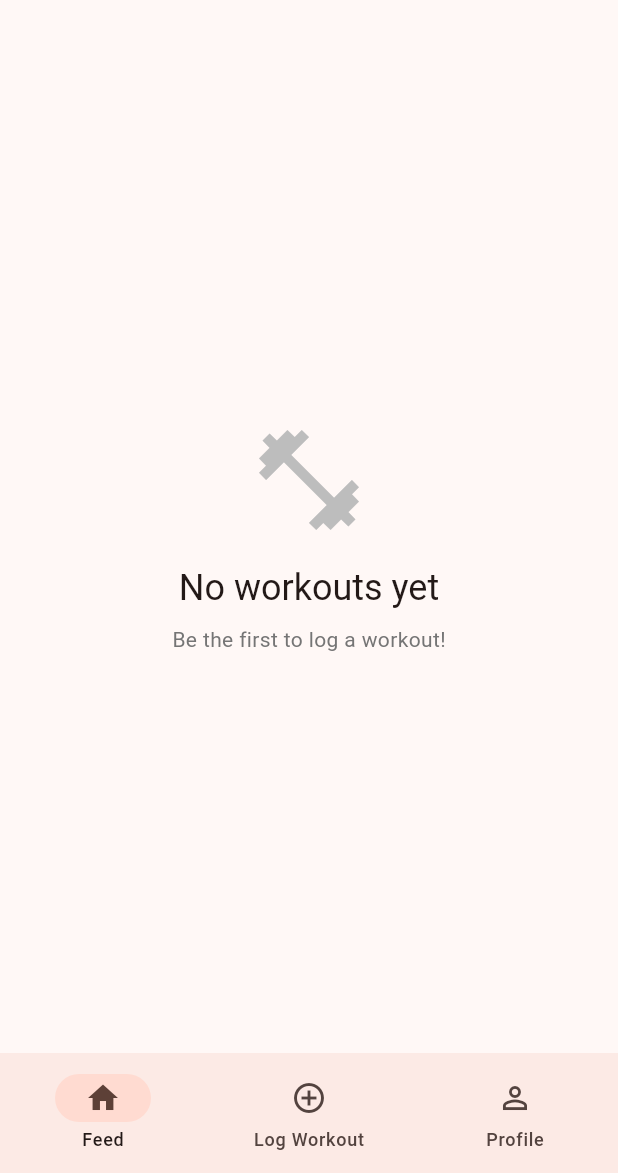
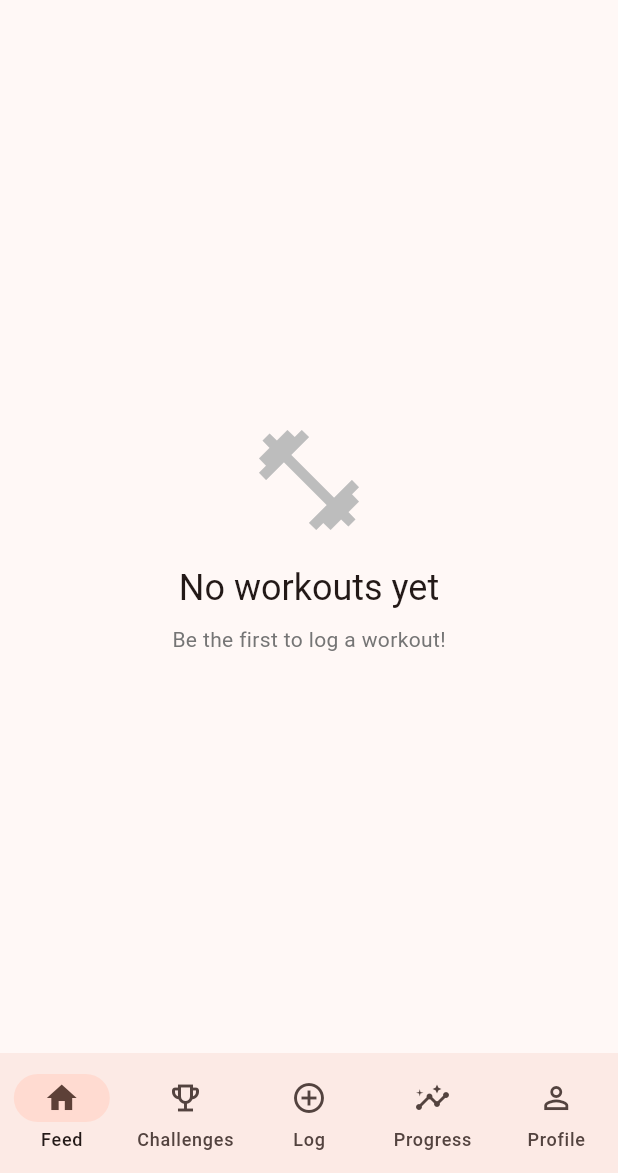
Before and after one commit to rishitaido/MAD_Project2, a Flutter app: the screen it shows once a user with an empty profile is signed in, on a phone screen of 412 x 824 dp, the part 63-1236 px from its top. Run offline on Flutter 3.47's test engine with Material 3 defaults, Android fonts, the phone set to English and light mode, and no system bars; our stand-ins replace cloud_firestore, firebase_auth, firebase_core, fl_chart, google_sign_in; accounts and stored records are empty.

Commit message:
Changed that werent commited in my branch

```diff
--- a/lib/screens/main_screen.dart
+++ b/lib/screens/main_screen.dart
@@ -1,6 +1,8 @@
 import 'package:flutter/material.dart';
 import 'home/feed_screen.dart';
+import 'home/challenges_screen.dart';
 import 'home/log_workout_screen.dart';
+import 'home/progress_screen.dart';
 import 'home/profile_screen.dart';
 
 class MainScreen extends StatefulWidget {
@@ -15,7 +17,9 @@ class _MainScreenState extends State<MainScreen> {
 
   final List<Widget> _screens = [
     const FeedScreen(),
+    const ChallengesScreen(),
     const LogWorkoutScreen(),
+    const ProgressScreen(),
     const ProfileScreen(),
   ];
 
@@ -35,9 +39,19 @@ class _MainScreenState extends State<MainScreen> {
             label: 'Feed',
           ),
           NavigationDestination(
+            icon: Icon(Icons.emoji_events_outlined),
+            selectedIcon: Icon(Icons.emoji_events),
+            label: 'Challenges',
+          ),
+          NavigationDestination(
             icon: Icon(Icons.add_circle_outline),
             selectedIcon: Icon(Icons.add_circle),
-            label: 'Log Workout',
+            label: 'Log',
+          ),
+          NavigationDestination(
+            icon: Icon(Icons.insights_outlined),
+            selectedIcon: Icon(Icons.insights),
+            label: 'Progress',
           ),
           NavigationDestination(
             icon: Icon(Icons.person_outline),
--- a/lib/services/database_service.dart
+++ b/lib/services/database_service.dart
@@ -2,6 +2,7 @@ import 'package:cloud_firestore/cloud_firestore.dart';
 import '../models/user_model.dart';
 import '../models/workout_model.dart';
 import '../models/post_model.dart';
+import '../models/challenge_model.dart';
 
 class DatabaseService {
   final FirebaseFirestore _firestore = FirebaseFirestore.instance;
```
